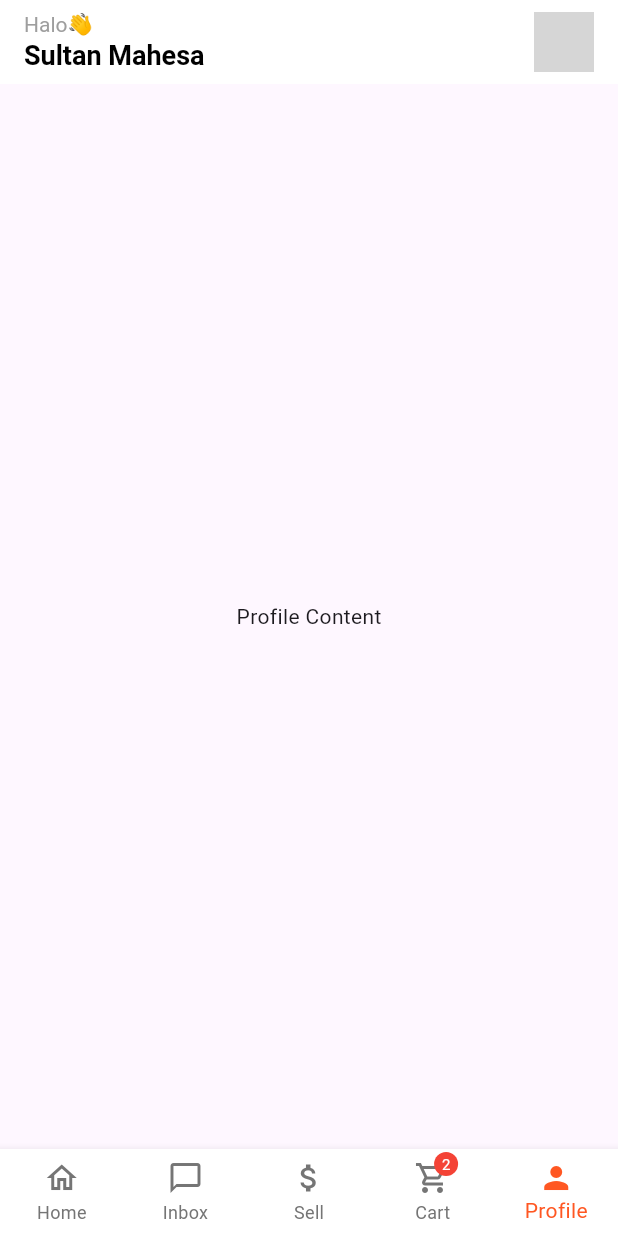
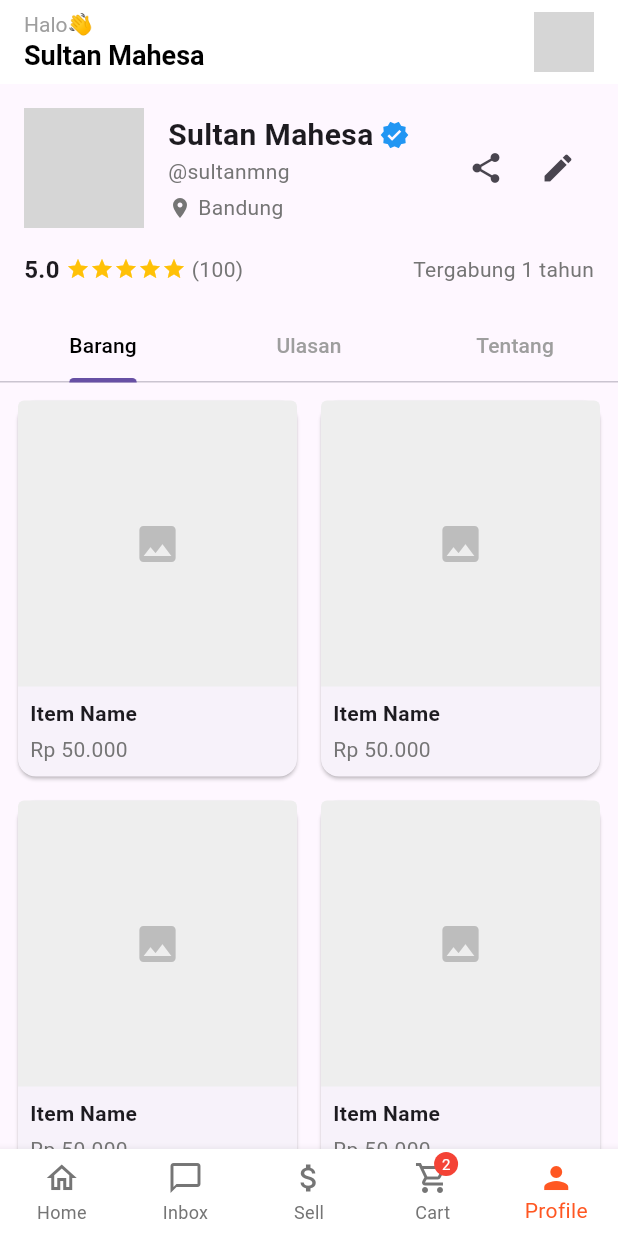
Before and after one commit to tungtungtungtungtungtungsahur/mobile-abp, a Flutter app: the screen it shows after launch, item 5 of the bottom bar chosen, on a phone screen of 412 x 824 dp. Run offline on Flutter 3.47's test engine with Material 3 defaults, Android fonts, the phone set to English and light mode, and no system bars; network calls fail; Roboto replaces fonts that are missing (Poppins); grey boxes are pictures that could not be loaded.

Commit message:
add profile page

```diff
--- a/lib/home.dart
+++ b/lib/home.dart
@@ -1,29 +1,34 @@
 // lib/home_screen.dart
 import 'package:flutter/material.dart';
 import 'components/bottom_navigation_bar.dart';
+import 'profile.dart';
 
 // Placeholder data - replace with your actual data models and fetching logic
 final List<Map<String, dynamic>> recommendedProducts = [
   {
-    'image': 'https://images.stockx.com/360/Air-Jordan-4-Retro-SB-Navy/Images/Air-Jordan-4-Retro-SB-Navy/Lv2/img01.jpg?w=576&q=57&dpr=2&updated_at=1740417865&h=384',
+    'image':
+        'https://images.stockx.com/360/Air-Jordan-4-Retro-SB-Navy/Images/Air-Jordan-4-Retro-SB-Navy/Lv2/img01.jpg?w=576&q=57&dpr=2&updated_at=1740417865&h=384',
     'name': 'Nike Air VaporMax Evo',
     'price': 'Rp. 120.000',
     'condition': 'New',
   },
   {
-    'image': 'https://images.stockx.com/images/Supreme-MLB-Teams-Box-Logo-New-Era-Red.jpg?fit=fill&bg=FFFFFF&w=78&h=56&q=57&dpr=2&trim=color&updated_at=1744142786',
+    'image':
+        'https://images.stockx.com/images/Supreme-MLB-Teams-Box-Logo-New-Era-Red.jpg?fit=fill&bg=FFFFFF&w=78&h=56&q=57&dpr=2&trim=color&updated_at=1744142786',
     'name': 'Supreme MLB Cap',
     'price': 'Rp. 200.000',
     'condition': 'New',
   },
   {
-    'image': 'https://id-live-01.slatic.net/p/ec4945dedfeac49e4f83ae12dabc0e44.jpg',
+    'image':
+        'https://id-live-01.slatic.net/p/ec4945dedfeac49e4f83ae12dabc0e44.jpg',
     'name': 'Lightstick NCT',
     'price': 'Rp. 300.000',
     'condition': 'Second',
   },
   {
-    'image': 'https://www.elektronikmurah.biz/cdn/shop/products/MCM-606-A-1x1.jpg?v=1569564711',
+    'image':
+        'https://www.elektronikmurah.biz/cdn/shop/products/MCM-606-A-1x1.jpg?v=1569564711',
     'name': 'Rice cooker miyako',
     'price': 'Rp. 90.000',
     'condition': 'Second',
@@ -70,13 +75,7 @@ class _HomeScreenState extends State<HomeScreen> {
       title: const Column(
         crossAxisAlignment: CrossAxisAlignment.start,
         children: [
-          Text(
-            'Halo👋',
-            style: TextStyle(
-              fontSize: 14,
-              color: Colors.grey,
-            ),
-          ),
+          Text('Halo👋', style: TextStyle(fontSize: 14, color: Colors.grey)),
           Text(
             'Sultan Mahesa',
             style: TextStyle(
@@ -94,7 +93,8 @@ class _HomeScreenState extends State<HomeScreen> {
             radius: 20,
             // Replace with your actual image provider
             backgroundImage: NetworkImage(
-                'https://encrypted-tbn0.gstatic.com/images?q=tbn:ANd9GcS2Su_C6HSatMIb9Z4j0K5xce2QiCvmKSf4Qg&s'),
+              'https://encrypted-tbn0.gstatic.com/images?q=tbn:ANd9GcS2Su_C6HSatMIb9Z4j0K5xce2QiCvmKSf4Qg&s',
+            ),
           ),
         ),
       ],
@@ -147,30 +147,22 @@ class _HomeScreenState extends State<HomeScreen> {
 
   // Inbox tab content
   Widget _buildInboxContent() {
-    return const Center(
-      child: Text('Inbox Content'),
-    );
+    return const Center(child: Text('Inbox Content'));
   }
 
   // Sell tab content
   Widget _buildSellContent() {
-    return const Center(
-      child: Text('Sell Content'),
-    );
+    return const Center(child: Text('Sell Content'));
   }
 
   // Cart tab content
   Widget _buildCartContent() {
-    return const Center(
-      child: Text('Cart Content'),
-    );
+    return const Center(child: Text('Cart Content'));
   }
 
   // Profile tab content
   Widget _buildProfileContent() {
-    return const Center(
-      child: Text('Profile Content'),
-    );
+    return const ProfilePage();
   }
 
   // --- Search Bar ---
@@ -214,7 +206,10 @@ class _HomeScreenState extends State<HomeScreen> {
         children: [
           _buildCategoryItem(Icons.shopping_bag_outlined, 'Shirt'),
           const SizedBox(width: 12),
-          _buildCategoryItem(Icons.accessibility_new, 'Pants'), // Find better icon
+          _buildCategoryItem(
+            Icons.accessibility_new,
+            'Pants',
+          ), // Find better icon
           const SizedBox(width: 12),
           _buildCategoryItem(Icons.directions_run, 'Shoes'), // Find better icon
           const SizedBox(width: 12),
@@ -311,8 +306,9 @@ class _HomeScreenState extends State<HomeScreen> {
             // Image
             Expanded(
               child: ClipRRect(
-                borderRadius:
-                    const BorderRadius.vertical(top: Radius.circular(8.0)),
+                borderRadius: const BorderRadius.vertical(
+                  top: Radius.circular(8.0),
+                ),
                 child: Image.network(
                   imageUrl,
                   fit: BoxFit.cover, // Adjust fit as needed
@@ -324,7 +320,8 @@ class _HomeScreenState extends State<HomeScreen> {
                   },
                   errorBuilder: (context, error, stackTrace) {
                     return const Center(
-                        child: Icon(Icons.broken_image, color: Colors.grey));
+                      child: Icon(Icons.broken_image, color: Colors.grey),
+                    );
                   },
                 ),
               ),
--- a/lib/main.dart
+++ b/lib/main.dart
@@ -1,5 +1,6 @@
 import 'package:flutter/material.dart';
 import 'package:project_kel_5/home.dart';
+import 'package:project_kel_5/profile.dart';
 
 void main() {
   runApp(const MyApp());
@@ -18,7 +19,11 @@ class MyApp extends StatelessWidget {
         fontFamily: 'Poppins', // Example: Use a custom font if desired
       ),
       debugShowCheckedModeBanner: false,
-      home: const HomeScreen(),
+      initialRoute: '/',
+      routes: {
+        '/': (context) => const HomeScreen(),
+        '/profile': (context) => const ProfilePage(),
+      },
     );
   }
 }
--- /dev/null
+++ b/lib/profile.dart
@@ -0,0 +1,210 @@
+import 'package:flutter/material.dart';
+
+class ProfilePage extends StatefulWidget {
+  const ProfilePage({Key? key}) : super(key: key);
+
+  @override
+  _ProfilePageState createState() => _ProfilePageState();
+}
+
+class _ProfilePageState extends State<ProfilePage>
+    with SingleTickerProviderStateMixin {
+  late TabController _tabController;
+
+  @override
+  void initState() {
+    super.initState();
+    _tabController = TabController(length: 3, vsync: this);
+  }
+
+  @override
+  void dispose() {
+    _tabController.dispose();
+    super.dispose();
+  }
+
+  @override
+  Widget build(BuildContext context) {
+    return Scaffold(
+      body: SafeArea(
+        child: Column(
+          children: [
+            // Profile Header
+            Padding(
+              padding: const EdgeInsets.all(16.0),
+              child: Row(
+                children: [
+                  CircleAvatar(
+                    radius: 40,
+                    backgroundImage: NetworkImage(
+                      'https://via.placeholder.com/80', // Replace with actual image URL
+                    ),
+                  ),
+                  const SizedBox(width: 16),
+                  Expanded(
+                    child: Column(
+                      crossAxisAlignment: CrossAxisAlignment.start,
+                      children: [
+                        Row(
+                          children: [
+                            const Text(
+                              'Sultan Mahesa',
+                              style: TextStyle(
+                                fontSize: 20,
+                                fontWeight: FontWeight.bold,
+                              ),
+                            ),
+                            const SizedBox(width: 4),
+                            Icon(Icons.verified, color: Colors.blue, size: 20),
+                          ],
+                        ),
+                        Text(
+                          '@sultanmng',
+                          style: TextStyle(color: Colors.grey[600]),
+                        ),
+                        const SizedBox(height: 4),
+                        Row(
+                          children: [
+                            Icon(
+                              Icons.location_on,
+                              size: 16,
+                              color: Colors.grey[600],
+                            ),
+                            const SizedBox(width: 4),
+                            Text(
+                              'Bandung',
+                              style: TextStyle(color: Colors.grey[600]),
+                            ),
+                          ],
+                        ),
+                      ],
+                    ),
+                  ),
+                  Row(
+                    children: [
+                      IconButton(
+                        icon: const Icon(Icons.share),
+                        onPressed: () {},
+                      ),
+                      IconButton(
+                        icon: const Icon(Icons.edit),
+                        onPressed: () {},
+                      ),
+                    ],
+                  ),
+                ],
+              ),
+            ),
+            // Rating Section
+            Padding(
+              padding: const EdgeInsets.symmetric(horizontal: 16.0),
+              child: Row(
+                children: [
+                  Text(
+                    '5.0 ',
+                    style: TextStyle(fontSize: 16, fontWeight: FontWeight.bold),
+                  ),
+                  Row(
+                    children: List.generate(
+                      5,
+                      (index) =>
+                          Icon(Icons.star, size: 16, color: Colors.amber),
+                    ),
+                  ),
+                  Text(' (100)', style: TextStyle(color: Colors.grey[600])),
+                  const Spacer(),
+                  Text(
+                    'Tergabung 1 tahun',
+                    style: TextStyle(color: Colors.grey[600]),
+                  ),
+                ],
+              ),
+            ),
+            const SizedBox(height: 16),
+            // Tab Bar
+            TabBar(
+              controller: _tabController,
+              labelColor: Colors.black,
+              unselectedLabelColor: Colors.grey,
+              tabs: const [
+                Tab(text: 'Barang'),
+                Tab(text: 'Ulasan'),
+                Tab(text: 'Tentang'),
+              ],
+            ),
+            // Tab Bar View
+            Expanded(
+              child: TabBarView(
+                controller: _tabController,
+                children: [
+                  // Barang Tab
+                  GridView.builder(
+                    padding: const EdgeInsets.all(8),
+                    gridDelegate:
+                        const SliverGridDelegateWithFixedCrossAxisCount(
+                          crossAxisCount: 2,
+                          childAspectRatio: 0.75,
+                          crossAxisSpacing: 8,
+                          mainAxisSpacing: 8,
+                        ),
+                    itemCount: 10,
+                    itemBuilder: (context, index) {
+                      return Card(
+                        child: Column(
+                          crossAxisAlignment: CrossAxisAlignment.start,
+                          children: [
+                            Expanded(
+                              child: Container(
+                                width: double.infinity,
+                                decoration: BoxDecoration(
+                                  color: Colors.grey[200],
+                                  borderRadius: const BorderRadius.vertical(
+                                    top: Radius.circular(4),
+                                  ),
+                                ),
+                                child: Center(
+                                  child: Icon(
+                                    Icons.image,
+                                    color: Colors.grey[400],
+                                    size: 32,
+                                  ),
+                                ),
+                              ),
+                            ),
+                            Padding(
+                              padding: const EdgeInsets.all(8.0),
+                              child: Column(
+                                crossAxisAlignment: CrossAxisAlignment.start,
+                                children: [
+                                  Text(
+                                    'Item Name',
+                                    style: TextStyle(
+                                      fontWeight: FontWeight.bold,
+                                    ),
+                                  ),
+                                  const SizedBox(height: 4),
+                                  Text(
+                                    'Rp 50.000',
+                                    style: TextStyle(color: Colors.grey[600]),
+                                  ),
+                                ],
+                              ),
+                            ),
+                          ],
+                        ),
+                      );
+                    },
+                  ),
+                  // Ulasan Tab
+                  const Center(child: Text('Ulasan Content')),
+                  // Tentang Tab
+                  const Center(child: Text('Tentang Content')),
+                ],
+              ),
+            ),
+          ],
+        ),
+      ),
+    );
+  }
+}
```
